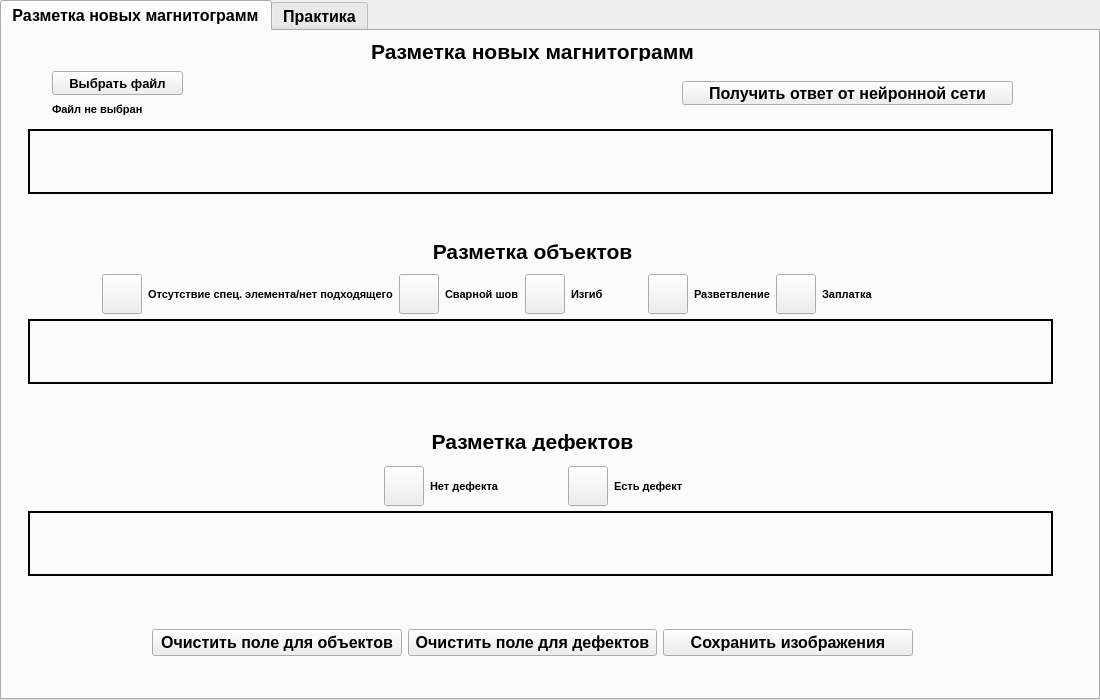
Grinik767/gazik, file uis/test_5.ui: the form before one commit.
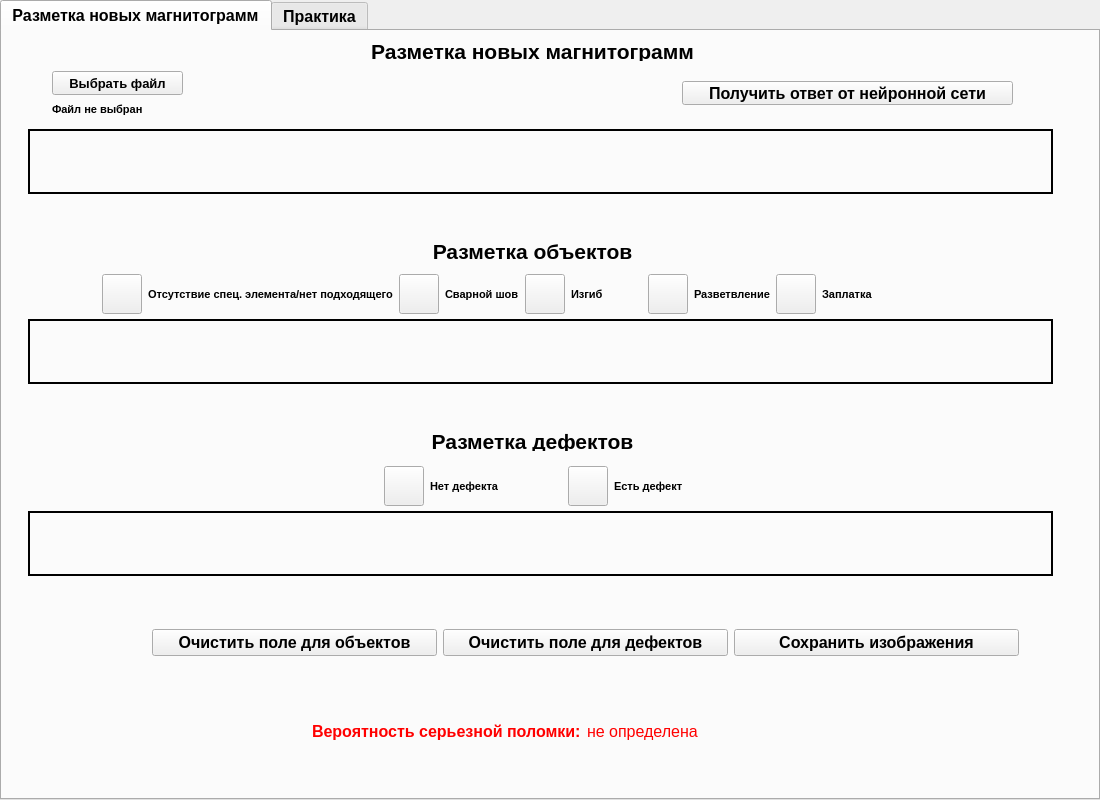
The form after the commit.

Commit message: add groups to defects

```diff
--- a/uis/test_5.ui
+++ b/uis/test_5.ui
@@ -7,19 +7,19 @@
     <x>0</x>
     <y>0</y>
     <width>1100</width>
-    <height>700</height>
+    <height>800</height>
    </rect>
   </property>
   <property name="minimumSize">
    <size>
-    <width>1024</width>
-    <height>700</height>
+    <width>1100</width>
+    <height>800</height>
    </size>
   </property>
   <property name="maximumSize">
    <size>
     <width>1100</width>
-    <height>700</height>
+    <height>800</height>
    </size>
   </property>
   <property name="windowTitle">
@@ -35,7 +35,7 @@
       <x>0</x>
       <y>0</y>
       <width>1100</width>
-      <height>700</height>
+      <height>800</height>
      </rect>
     </property>
     <property name="minimumSize">
@@ -47,7 +47,7 @@
     <property name="maximumSize">
      <size>
       <width>1100</width>
-      <height>700</height>
+      <height>800</height>
      </size>
     </property>
     <property name="font">
@@ -458,7 +458,7 @@
        <rect>
         <x>150</x>
         <y>576</y>
-        <width>761</width>
+        <width>867</width>
         <height>71</height>
        </rect>
       </property>
@@ -658,6 +658,56 @@
       </property>
       <layout class="QGridLayout" name="gridLayout_5"/>
      </widget>
+     <widget class="QWidget" name="horizontalLayoutWidget_6">
+      <property name="geometry">
+       <rect>
+        <x>310</x>
+        <y>660</y>
+        <width>479</width>
+        <height>80</height>
+       </rect>
+      </property>
+      <layout class="QHBoxLayout" name="horizontalLayout_6">
+       <item>
+        <widget class="QLabel" name="label_7">
+         <property name="font">
+          <font>
+           <family>Arial</family>
+           <pointsize>12</pointsize>
+           <weight>75</weight>
+           <bold>true</bold>
+          </font>
+         </property>
+         <property name="styleSheet">
+          <string notr="true">color: red;
+</string>
+         </property>
+         <property name="text">
+          <string>Вероятность серьезной поломки:</string>
+         </property>
+        </widget>
+       </item>
+       <item>
+        <widget class="QLabel" name="label_8">
+         <property name="font">
+          <font>
+           <family>Arial</family>
+           <pointsize>12</pointsize>
+           <weight>50</weight>
+           <bold>false</bold>
+          </font>
+         </property>
+         <property name="styleSheet">
+          <string notr="true">color: red;
+</string>
+         </property>
+         <property name="text">
+          <string>не определена</string>
+         </property>
+        </widget>
+       </item>
+      </layout>
+     </widget>
     </widget>
     <widget class="QWidget" name="tab_2">
      <property name="enabled">
```
Left out of the diff: 52 changed lines with no effect on the pictures. The commit also changes 2 other files.
